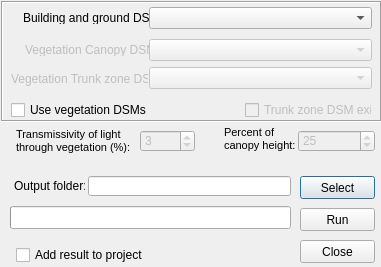
Before: the Qt Designer form SkyViewFactorCalculator/svf_calculator_dialog_base.ui in UMEP-dev/UMEP, drawn with Qt 5.
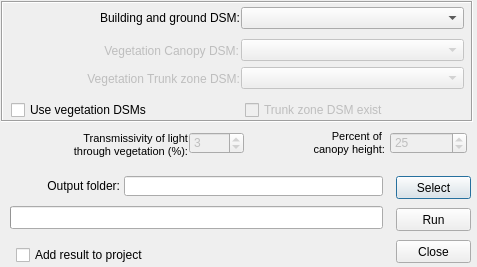
After: the same form once the commit is applied.

What changed in the file:
```diff
--- a/SkyViewFactorCalculator/svf_calculator_dialog_base.ui
+++ b/SkyViewFactorCalculator/svf_calculator_dialog_base.ui
@@ -9,7 +9,7 @@
    <rect>
     <x>0</x>
     <y>0</y>
-    <width>381</width>
+    <width>477</width>
     <height>267</height>
    </rect>
   </property>
@@ -24,7 +24,7 @@
     <rect>
      <x>16</x>
      <y>246</y>
-     <width>137</width>
+     <width>250</width>
      <height>18</height>
     </rect>
    </property>
@@ -35,7 +35,7 @@
   <widget class="QPushButton" name="pushButtonSave">
    <property name="geometry">
     <rect>
-     <x>300</x>
+     <x>396</x>
      <y>176</y>
      <width>75</width>
      <height>23</height>
@@ -48,9 +48,9 @@
   <widget class="QLineEdit" name="textOutput">
    <property name="geometry">
     <rect>
-     <x>88</x>
+     <x>124</x>
      <y>176</y>
-     <width>203</width>
+     <width>259</width>
      <height>20</height>
     </rect>
    </property>
@@ -58,15 +58,18 @@
   <widget class="QLabel" name="label_4">
    <property name="geometry">
     <rect>
-     <x>14</x>
+     <x>8</x>
      <y>178</y>
-     <width>71</width>
+     <width>112</width>
      <height>16</height>
     </rect>
    </property>
    <property name="text">
     <string>Output folder:</string>
    </property>
+   <property name="alignment">
+    <set>Qt::AlignRight|Qt::AlignTrailing|Qt::AlignVCenter</set>
+   </property>
   </widget>
   <widget class="QSpinBox" name="spinBoxTrunkHeight">
    <property name="enabled">
@@ -74,8 +77,8 @@
    </property>
    <property name="geometry">
     <rect>
-     <x>298</x>
-     <y>130</y>
+     <x>390</x>
+     <y>132</y>
      <width>77</width>
      <height>22</height>
     </rect>
@@ -89,7 +92,7 @@
     <rect>
      <x>10</x>
      <y>206</y>
-     <width>281</width>
+     <width>373</width>
      <height>23</height>
     </rect>
    </property>
@@ -103,10 +106,10 @@
   <widget class="QLabel" name="label_5">
    <property name="geometry">
     <rect>
-     <x>224</x>
+     <x>228</x>
      <y>126</y>
-     <width>75</width>
-     <height>27</height>
+     <width>157</width>
+     <height>34</height>
     </rect>
    </property>
    <property name="text">
@@ -117,14 +120,17 @@
 &lt;p style=&quot; margin-top:0px; margin-bottom:0px; margin-left:0px; margin-right:0px; -qt-block-indent:0; text-indent:0px;&quot;&gt;&lt;span style=&quot; font-size:8pt;&quot;&gt;Percent of &lt;/span&gt;&lt;/p&gt;
 &lt;p style=&quot; margin-top:0px; margin-bottom:0px; margin-left:0px; margin-right:0px; -qt-block-indent:0; text-indent:0px;&quot;&gt;&lt;span style=&quot; font-size:8pt;&quot;&gt;canopy height:&lt;/span&gt;&lt;/p&gt;&lt;/body&gt;&lt;/html&gt;</string>
    </property>
+   <property name="alignment">
+    <set>Qt::AlignRight|Qt::AlignTrailing|Qt::AlignVCenter</set>
+   </property>
   </widget>
   <widget class="QLabel" name="label_8">
    <property name="geometry">
     <rect>
      <x>16</x>
      <y>128</y>
-     <width>117</width>
-     <height>27</height>
+     <width>172</width>
+     <height>34</height>
     </rect>
    </property>
    <property name="text">
@@ -135,6 +141,9 @@
 &lt;p style=&quot; margin-top:0px; margin-bottom:0px; margin-left:0px; margin-right:0px; -qt-block-indent:0; text-indent:0px;&quot;&gt;&lt;span style=&quot; font-size:8pt;&quot;&gt;Transmissivity of light&lt;/span&gt;&lt;/p&gt;
 &lt;p style=&quot; margin-top:0px; margin-bottom:0px; margin-left:0px; margin-right:0px; -qt-block-indent:0; text-indent:0px;&quot;&gt;&lt;span style=&quot; font-size:8pt;&quot;&gt;through vegetation (%):&lt;/span&gt;&lt;/p&gt;&lt;/body&gt;&lt;/html&gt;</string>
    </property>
+   <property name="alignment">
+    <set>Qt::AlignRight|Qt::AlignTrailing|Qt::AlignVCenter</set>
+   </property>
   </widget>
   <widget class="QSpinBox" name="spinBoxTrans">
    <property name="enabled">
@@ -142,8 +151,8 @@
    </property>
    <property name="geometry">
     <rect>
-     <x>140</x>
-     <y>130</y>
+     <x>189</x>
+     <y>132</y>
      <width>55</width>
      <height>22</height>
     </rect>
@@ -155,7 +164,7 @@
   <widget class="QPushButton" name="runButton">
    <property name="geometry">
     <rect>
-     <x>300</x>
+     <x>396</x>
      <y>208</y>
      <width>75</width>
      <height>23</height>
@@ -171,7 +180,7 @@
   <widget class="QPushButton" name="pushButton">
    <property name="geometry">
     <rect>
-     <x>300</x>
+     <x>396</x>
      <y>240</y>
      <width>75</width>
      <height>23</height>
@@ -186,7 +195,7 @@
     <rect>
      <x>1</x>
      <y>1</y>
-     <width>381</width>
+     <width>472</width>
      <height>121</height>
     </rect>
    </property>
@@ -204,7 +213,7 @@
      <rect>
       <x>244</x>
       <y>100</y>
-      <width>127</width>
+      <width>214</width>
       <height>18</height>
      </rect>
     </property>
@@ -218,7 +227,7 @@
     </property>
     <property name="geometry">
      <rect>
-      <x>148</x>
+      <x>240</x>
       <y>66</y>
       <width>223</width>
       <height>22</height>
@@ -229,14 +238,17 @@
     <property name="geometry">
      <rect>
       <x>22</x>
-      <y>10</y>
-      <width>129</width>
-      <height>13</height>
+      <y>9</y>
+      <width>217</width>
+      <height>16</height>
      </rect>
     </property>
     <property name="text">
      <string>Building and ground DSM:</string>
     </property>
+    <property name="alignment">
+     <set>Qt::AlignRight|Qt::AlignTrailing|Qt::AlignVCenter</set>
+    </property>
    </widget>
    <widget class="QLabel" name="label_2">
     <property name="enabled">
@@ -246,13 +258,16 @@
      <rect>
       <x>24</x>
       <y>42</y>
-      <width>129</width>
-      <height>13</height>
+      <width>214</width>
+      <height>16</height>
      </rect>
     </property>
     <property name="text">
      <string>Vegetation Canopy DSM:</string>
     </property>
+    <property name="alignment">
+     <set>Qt::AlignRight|Qt::AlignTrailing|Qt::AlignVCenter</set>
+    </property>
    </widget>
    <widget class="QComboBox" name="comboBox_vegdsm">
     <property name="enabled">
@@ -260,7 +275,7 @@
     </property>
     <property name="geometry">
      <rect>
-      <x>148</x>
+      <x>240</x>
       <y>38</y>
       <width>223</width>
       <height>22</height>
@@ -275,7 +290,7 @@
      <rect>
       <x>10</x>
       <y>100</y>
-      <width>137</width>
+      <width>223</width>
       <height>18</height>
      </rect>
     </property>
@@ -289,7 +304,7 @@
     </property>
     <property name="geometry">
      <rect>
-      <x>148</x>
+      <x>240</x>
       <y>6</y>
       <width>223</width>
       <height>22</height>
@@ -304,13 +319,16 @@
      <rect>
       <x>10</x>
       <y>70</y>
-      <width>137</width>
+      <width>229</width>
       <height>16</height>
      </rect>
     </property>
     <property name="text">
      <string>Vegetation Trunk zone DSM:</string>
     </property>
+    <property name="alignment">
+     <set>Qt::AlignRight|Qt::AlignTrailing|Qt::AlignVCenter</set>
+    </property>
    </widget>
   </widget>
   <zorder>frame</zorder>
```
